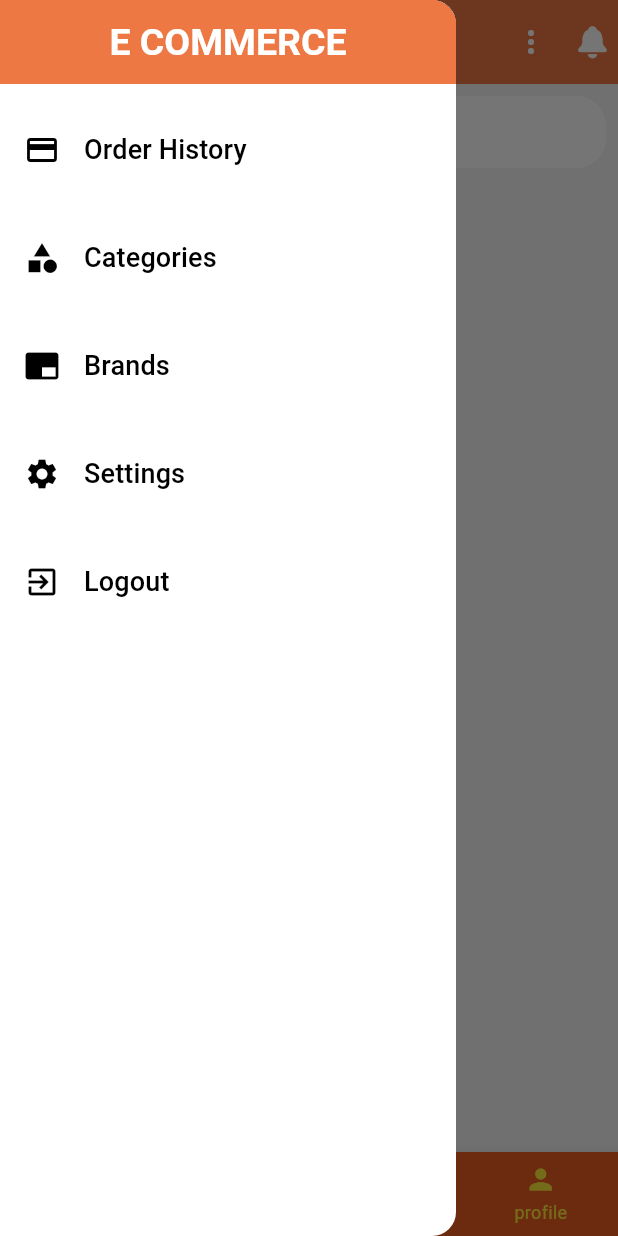
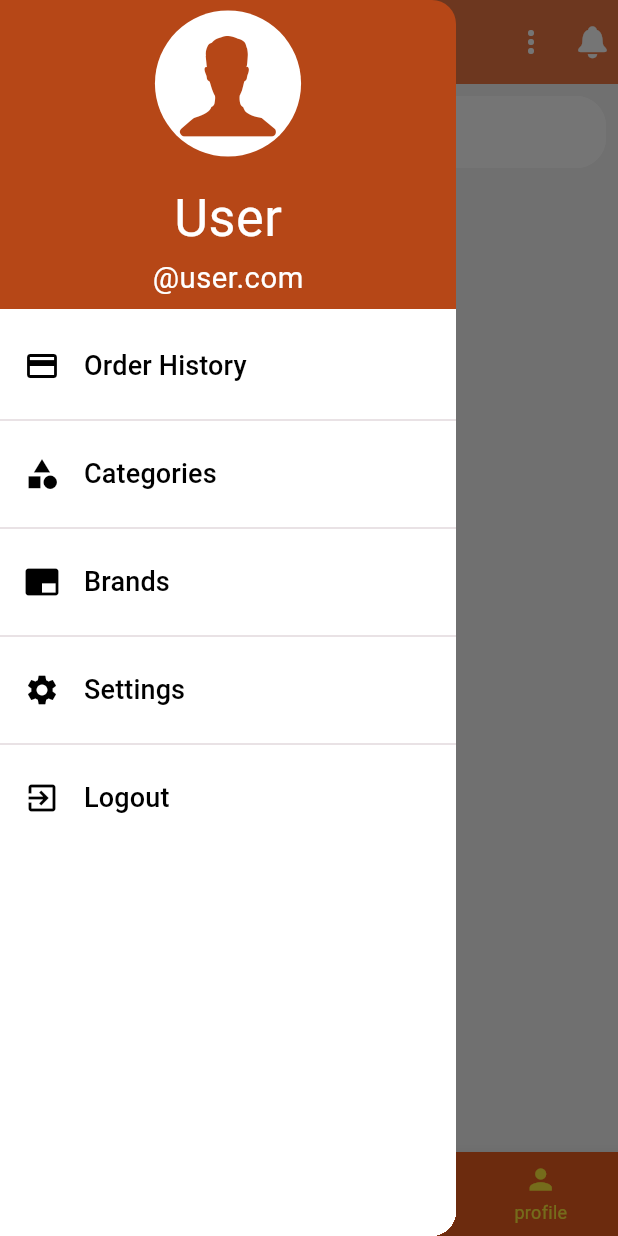
Before and after one commit to pritom1424/BajarBD, a Flutter app: the screen it shows after launch, with the side drawer open, on a phone screen of 412 x 824 dp. Run offline on Flutter 3.47's test engine with Material 3 defaults, Android fonts, the phone set to English and light mode, and no system bars; our stand-ins replace carousel_slider, flutter_riverpod, flutter_widget_from_html_core, loading_animation_widget, sqflite; missing offline and left inert: flutter_sslcommerz; accounts and stored records are empty; network calls fail.

Commit message:
App drawer + Appbar Redesign

```diff
--- a/lib/root_page.dart
+++ b/lib/root_page.dart
@@ -1,3 +1,7 @@
+import 'package:bajarbd/utils/Appvars/app_constants.dart';
+import 'package:bajarbd/utils/Colors/appcolors.dart';
+import 'package:flutter/widgets.dart';
+
 import 'provider/providers.dart';
 import 'screens/cart_screen.dart';
 import 'screens/products_overview_scr.dart';
@@ -32,9 +36,32 @@ class RootPage extends ConsumerWidget {
       ];
     }
 
-    return Scaffold(
+    return SafeArea(
+      child: Scaffold(
           appBar: AppBar(
-          title: const Text("Ecommerce App"),
+            title: Container(
+                height: kToolbarHeight * 1.2,
+                width: double.infinity,
+                color: Colors.transparent,
+                padding: EdgeInsets.symmetric(vertical: 10),
+                child: Image.asset(AppConstants.logoAltLink)
+
+                /* Row(
+                  children: [
+                    CircleAvatar(
+                      backgroundColor: Colors.white,
+                      child: Image.asset(AppConstants.appIcon),
+                    ),
+                    SizedBox(
+                      width: 10,
+                    ),
+                    Text(
+                      "bajarBD",
+                      style: TextStyle(fontSize: 25),
+                    )
+                  ],
+                ) */
+                ),
             /* leading: Builder(
             builder: (BuildContext context) {
               return IconButton(
@@ -90,6 +117,7 @@ class RootPage extends ConsumerWidget {
           body: AppComponent().navViews()[ref
               .read(rootPageProvider)
               .navPageIndex] //navViews()[ref.read(rootPageProvider).navPageIndex],
+          ),
     );
   }
 }
--- a/lib/utils/Appvars/app_constants.dart
+++ b/lib/utils/Appvars/app_constants.dart
@@ -1,6 +1,8 @@
 class AppConstants {
   static const String logoLink = "assets/images/logo.png";
+  static const String logoAltLink = "assets/images/logo_alt.png";
   static const String appPlaceHolder = "assets/images/placeholder.jpg";
+  static const String appIcon = "assets/images/ecom_icon.png";
   static const api_success_StatusCode = 200;
 
   static const cartDeleteMessage = "Cart deleted successfully!";
@@ -11,6 +13,4 @@ class AppConstants {
   static const wishlistRemoveMessage = "product removed from wishlist!";
   static const wishlistAddFailedMessage = "product addition failed!";
   static const wishlistRemoveMessageFailed = "product removal failed!";
-
-
 }
--- a/lib/utils/Components/appcomponent.dart
+++ b/lib/utils/Components/appcomponent.dart
@@ -55,7 +55,9 @@ class AppComponent {
             iconTheme: IconThemeData(color: Colors.white),
             color: Color(0xFFEE7843),
             titleTextStyle: TextStyle(
-              color: Colors.white, fontSize: 18, fontWeight: FontWeight.bold)),
+                color: Colors.white,
+                fontSize: 18,
+                fontWeight: FontWeight.bold)),
         buttonTheme: const ButtonThemeData(
           buttonColor: Color(0xFFEE7843),
           textTheme: ButtonTextTheme.primary,
@@ -65,7 +67,7 @@ class AppComponent {
           backgroundColor: Color(0xFFEE7843),
         ),
         scaffoldBackgroundColor: Appcolors.offwhite,
-    );
+        drawerTheme: DrawerThemeData(backgroundColor: Colors.white));
   }
 
   Widget sliderIndicators(
--- a/lib/widgets/custom_drawer.dart
+++ b/lib/widgets/custom_drawer.dart
@@ -1,3 +1,9 @@
+import 'package:bajarbd/utils/Appvars/app_constants.dart';
+import 'package:bajarbd/utils/Appvars/appvars.dart';
+import 'package:bajarbd/utils/Colors/appcolors.dart';
+import 'package:flutter/cupertino.dart';
+import 'package:flutter/widgets.dart';
+
 import '../screens/brand_screen.dart';
 import '../screens/category_screen.dart';
 import '../screens/order_history.dart';
@@ -9,69 +15,131 @@ class CustomDrawer extends StatelessWidget {
   @override
   Widget build(BuildContext context) {
     return Drawer(
+      backgroundColor: Appcolors.appThemeColorDark,
       child: Column(
         crossAxisAlignment: CrossAxisAlignment.stretch,
         children: [
-          AppBar(
-            title: Center(
-              child: Text("E COMMERCE",
-                  textAlign: TextAlign.center,
-                  style: TextStyle(
-                      fontSize:
-                          Theme.of(context).textTheme.titleLarge!.fontSize,
-                      color: Colors.white)),
+          Expanded(
+            // borderOnForeground: false,
+            //color: AppColors.logoColorDeep,
+
+            child: InkWell(
+              onTap: () {},
+              child: FittedBox(
+                child: Container(
+                  padding: EdgeInsets.only(
+                      top: MediaQuery.of(context).padding.top + 5, bottom: 5),
+                  child: Column(
+                    crossAxisAlignment: CrossAxisAlignment.center,
+                    children: [
+                      /*   Container(
+                        height: Appvars.screenSize.height * 0.1,
+                        child: Image.asset(AppConstants.appIcon),
+                      ), */
+                      CircleAvatar(
+                        radius: 35,
+                        backgroundColor: Colors.white,
+                        foregroundColor: Appcolors.appThemeColorDark,
+                        child: Icon(
+                          CupertinoIcons.person_alt,
+                          size: 60,
                         ),
-            automaticallyImplyLeading: false,
+                        /* backgroundImage:
+                              AssetImage("assets/images/ecom_icon.png") */
                       ),
-          const Divider(),
+                      SizedBox(
+                        height: 12,
+                      ),
+                      Text(
+                        'User',
+                        style: TextStyle(fontSize: 25, color: Colors.white),
+                      ),
+                      Text(
+                        '@user.com',
+                        style: TextStyle(fontSize: 14, color: Colors.white),
+                      ),
+                    ],
+                  ),
+                ),
+              ),
+            ),
+          ),
+          Container(
+            color: Colors.white,
+            height: Appvars.screenSize.height * 0.75,
+            padding: EdgeInsets.symmetric(vertical: 10),
+            child: ListView(
+              children: [
                 ListTile(
-              leading: const Icon(Icons.payment),
+                    leading: const Icon(
+                      Icons.payment,
+                    ),
                     title: Text(
                       "Order History",
-                style: Theme.of(context).textTheme.titleSmall,
+                      style: Theme.of(context).textTheme.titleSmall!,
                     ),
-              onTap: () => Navigator.of(context).push(
-                  MaterialPageRoute(builder: (ctx) => const HistoryPage()))
+                    onTap: () => Navigator.of(context).push(MaterialPageRoute(
+                        builder: (ctx) => const HistoryPage()))
                     //  Navigator.of(context).pushReplacementNamed(OrderScreen.routeName),
                     // Navigator.of(context).pushReplacement(CustomeRoute(
                     //   builder: (context) => OrderScreen(),
                     // ))
                     ),
-          const Divider(),
+                const Divider(
+                  thickness: 0.3,
+                  color: Appcolors.appThemeSecondaryColor,
+                ),
                 ListTile(
-            leading: const Icon(Icons.category),
+                  leading: const Icon(
+                    Icons.category,
+                  ),
                   title: Text(
                     "Categories",
-              style: Theme.of(context).textTheme.titleSmall,
+                    style: Theme.of(context).textTheme.titleSmall!,
+                  ),
+                  onTap: () => Navigator.of(context).push(MaterialPageRoute(
+                      builder: (ctx) => const CategoryScreen())),
+                ),
+                const Divider(
+                  thickness: 0.3,
+                  color: Appcolors.appThemeSecondaryColor,
+                ),
+                ListTile(
+                  leading: const Icon(
+                    Icons.branding_watermark,
+                  ),
+                  title: Text(
+                    "Brands",
+                    style: Theme.of(context).textTheme.titleSmall!,
                   ),
                   onTap: () => Navigator.of(context).push(
-                MaterialPageRoute(builder: (ctx) => const CategoryScreen())),
+                      MaterialPageRoute(builder: (ctx) => const BrandScreen())),
                 ),
-          const Divider(),
+                const Divider(
+                  thickness: 0.3,
+                  color: Appcolors.appThemeSecondaryColor,
+                ),
                 ListTile(
-            leading: const Icon(Icons.branding_watermark),
-            title: Text(
-              "Brands",
-              style: Theme.of(context).textTheme.titleSmall,
+                  leading: const Icon(
+                    Icons.settings,
                   ),
-            onTap: () => Navigator.of(context)
-                .push(MaterialPageRoute(builder: (ctx) => const BrandScreen())),
-          ),
-          const Divider(),
-          ListTile(
-            leading: const Icon(Icons.settings),
                   title: Text(
                     "Settings",
-              style: Theme.of(context).textTheme.titleSmall,
+                    style: Theme.of(context).textTheme.titleSmall!,
                   ),
                   onTap: () {},
                 ),
-          const Divider(),
+                const Divider(
+                  thickness: 0.3,
+                  color: Appcolors.appThemeSecondaryColor,
+                ),
                 ListTile(
-            leading: const Icon(Icons.exit_to_app),
+                  leading: const Icon(
+                    Icons.exit_to_app,
+                  ),
                   title: Text(
                     "Logout",
-              style: Theme.of(context).textTheme.titleSmall,
+                    style: Theme.of(context).textTheme.titleSmall!,
                   ),
                   onTap: () {
                     //Navigator.of(context).pop();
@@ -81,6 +149,9 @@ class CustomDrawer extends StatelessWidget {
                 ),
               ],
             ),
+          )
+        ],
+      ),
     );
   }
 }
```
Also changed, not shown: lib/widgets/category/cat_product_grid_tile.dart (+22 -1 lines), lib/widgets/products/product_tile.dart (+21 -13 lines), pubspec.yaml (+8 -0 lines), assets/images/logo.png, assets/images/logo_alt.png (added), pubspec.lock, 28 other files. Lines whose indentation alone changed are shown as unchanged.
